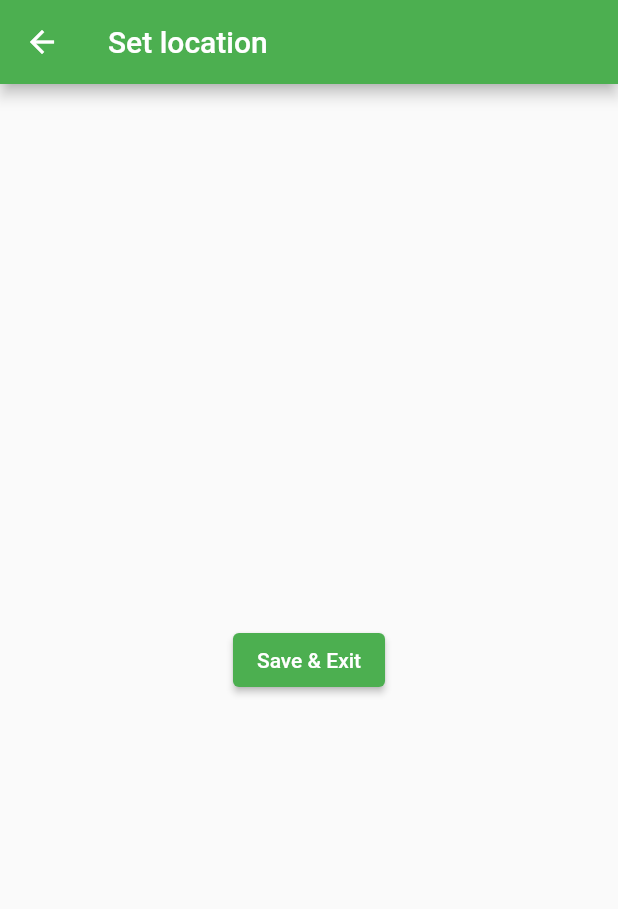
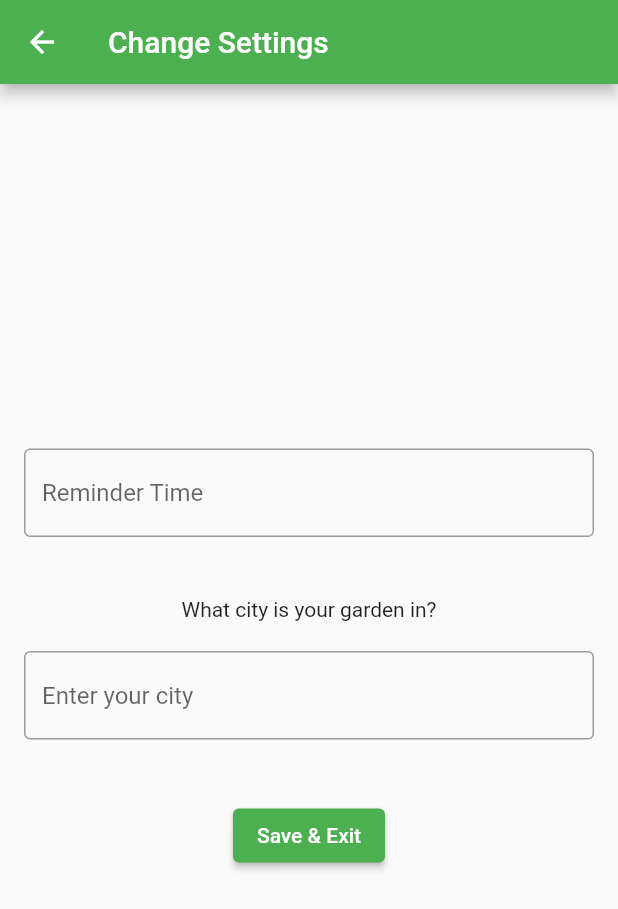
Before and after one commit to hintona/gardenBuddy, a Flutter app: the GeoScreen screen opened directly, on a phone screen of 412 x 824 dp. Shown: the top 909 px of the screen. Run offline on Flutter 3.47's test engine with Material 2 defaults, Android fonts, the phone set to English and light mode, and no system bars; drawn by our look-alikes of date_time_picker; our stand-ins replace weather; network calls fail.

Commit message:
Stuff changed

```diff
--- a/lib/screens/create_plant.dart
+++ b/lib/screens/create_plant.dart
@@ -215,7 +215,7 @@ class _CreatePlantState extends State<CreatePlant> {
                     widget.plants.add(newPlant);
                     newContents = jsonEncode(widget.plants);
                   }
-                  JsonWriter(newContents).writeToFile();
+                  JsonWriter(newContents, type:JsonType.Plants).writeToFile();
                 }
 
                 Navigator.pop(context);
--- a/lib/screens/geoScreen.dart
+++ b/lib/screens/geoScreen.dart
@@ -1,13 +1,5 @@
 import 'package:flutter/material.dart';
-import 'dart:async';
-import 'dart:math';
-
-import 'package:google_api_headers/google_api_headers.dart';
-import 'package:flutter/material.dart';
-import 'package:flutter_google_places/flutter_google_places.dart';
-import 'package:google_maps_webservice/places.dart';
-
-const kGoogleApiKey = "AIzaSyCRi9pl0B0bxUeDzZbmHkuJv6nZDjisGI4";
+import 'package:date_time_picker/date_time_picker.dart';
 
 class GeoScreen extends StatefulWidget {
   @override
@@ -19,17 +11,49 @@ class _GeoScreenState extends State<GeoScreen>{
   Widget build(BuildContext context) {
     return Scaffold(
       appBar: AppBar(
-        title: Text("Set location"),
+        title: Text("Change Settings"),
       ),
         body: Center(
+          child: SingleChildScrollView(
+            padding: EdgeInsets.all(16.0),
             child: Column(
               mainAxisAlignment: MainAxisAlignment.center,
               children: <Widget>[
+              DateTimePicker(
+                type: DateTimePickerType.time,
+                decoration: InputDecoration(
+                  border: OutlineInputBorder(
+                  ),
+                  hintText: 'Reminder Time'
+                ),
+                firstDate: DateTime(0),
+                lastDate: DateTime(24),
+                dateLabelText: 'Reminder Time',
+                onChanged: (val) => print(val),
+                validator: (val) {
+                  print(val);
+                  return null;
+                },
+                onSaved: (val) => print(val),
+              ),
+                SizedBox(height: 40),
+              Text("What city is your garden in?"),
+                SizedBox(height: 20),
+              TextFormField(
+                  decoration: InputDecoration(
+                    border: OutlineInputBorder(
+                    ),
+                    hintText: "Enter your city"
+                  ),
+
+              ),
+                SizedBox(height: 40),
               ElevatedButton(
                 child: Text("Save & Exit"),
                 onPressed: () => {Navigator.of(context).pop()},
                 ),
               ]
+            ),
           )
         ),
     );
--- a/lib/screens/home.dart
+++ b/lib/screens/home.dart
@@ -2,6 +2,7 @@ import 'dart:convert';
 import 'package:flutter/material.dart';
 import 'package:garden_buddy/plant.dart';
 import 'package:garden_buddy/screens/plant_view.dart';
+import 'package:garden_buddy/settings.dart';
 import 'create_plant.dart';
 import 'menu.dart';
 
@@ -121,7 +122,7 @@ class _MyHomePageState extends State<MyHomePage> {
           print(plantList[i].name+" watered");
           plantList[i].setLastWater(DateTime.now());
           String _changedPlants = jsonEncode(plantList);
-          JsonWriter(_changedPlants).writeToFile();
+          JsonWriter(_changedPlants, type:JsonType.Plants).writeToFile();
         }
       }
     }
--- a/lib/screens/menu.dart
+++ b/lib/screens/menu.dart
@@ -1,18 +1,27 @@
 import 'package:flutter/material.dart';
 import 'package:garden_buddy/plant.dart';
+import 'package:garden_buddy/settings.dart';
 import 'package:garden_buddy/weather.dart';
 
 import 'geoScreen.dart';
 
-class SideDrawer extends StatelessWidget {
+class SideDrawer extends StatefulWidget {
   final String _time = "12:00pm";
   final List<Plant> plants;
+
 
   SideDrawer({Key key,this.plants}):super(key : key);
 
   WeatherService ws;
   String currentWeather;
   String city;
+
+  @override
+  _SideDrawerState createState() => _SideDrawerState();
+}
+
+class _SideDrawerState extends State<SideDrawer>{
+
 
   @override
   Widget build(BuildContext context) {
@@ -29,6 +38,7 @@ class SideDrawer extends StatelessWidget {
             return CircularProgressIndicator();
           }
           if(snapshot.hasError){
+            print(snapshot.error);
             return Text("Uh-oh. Looks like something went wrong");
           }
           else{
@@ -37,7 +47,7 @@ class SideDrawer extends StatelessWidget {
                 DrawerHeader(
                   child: Center(
                     child: Text(
-                      "At your garden, the current weather is:\n"+currentWeather,
+                      "At your garden, the current weather is:\n"+widget.currentWeather,
                       textAlign: TextAlign.center,
                       style: TextStyle(color: Colors.white, fontSize: 20),
                     ),
@@ -46,7 +56,7 @@ class SideDrawer extends StatelessWidget {
                     color: Colors.green,
                   ),
                 ),
-                Text("Reminder Time: "+_time,
+                Text("Reminder Time: "+widget._time,
                     style: TextStyle(
                       fontSize: 18,
                     )
@@ -58,9 +68,16 @@ class SideDrawer extends StatelessWidget {
                         fontSize: 16,
                       )
                   ),
-                  onTap: () => {},
+                  onTap: () {
+                    Navigator.push(
+                      context,
+                      MaterialPageRoute(
+                        builder: (context) => GeoScreen(),
+                      ),
+                    );
+                  },
                 ),
-                Text("Location: "+city,
+                Text("Location: "+widget.city,
                     style: TextStyle(
                       fontSize: 18,
                     )
@@ -89,9 +106,9 @@ class SideDrawer extends StatelessWidget {
   }
 
   loadSettings() async{
-    ws = WeatherService();
-    currentWeather = await ws.getWeather();
-    city = ws.getLoc();
+    widget.ws = WeatherService(city: 'Sarasota');
+    widget.currentWeather = await widget.ws.getWeather();
+    widget.city = widget.ws.getLoc();
     return true;
   }
 
--- a/lib/screens/plant_edit.dart
+++ b/lib/screens/plant_edit.dart
@@ -198,7 +198,7 @@ class _EditPlantState extends State<EditPlant> {
                     ElevatedButton(
                       onPressed: () {
                         String _changedPlants = jsonEncode(widget.plants);
-                        JsonWriter(_changedPlants).writeToFile();
+                        JsonWriter(_changedPlants, type:JsonType.Plants).writeToFile();
                         Navigator.pop(context);
                       },
                       child: Text('Save changes'),
--- a/lib/screens/plant_view.dart
+++ b/lib/screens/plant_view.dart
@@ -92,7 +92,7 @@ class _ViewPlantState extends State<ViewPlant> {
                     });
                     widget.plants[widget.num].setLastWater(DateTime.now());
                     String _changedPlants = jsonEncode(widget.plants);
-                    JsonWriter(_changedPlants).writeToFile();
+                    JsonWriter(_changedPlants, type:JsonType.Plants).writeToFile();
                   },
                 ),
 
@@ -119,7 +119,7 @@ class _ViewPlantState extends State<ViewPlant> {
                   onPressed: () {
                     widget.plants.removeAt(widget.num);
                     String _changedPlants = jsonEncode(widget.plants);
-                    JsonWriter(_changedPlants).writeToFile();
+                    JsonWriter(_changedPlants, type:JsonType.Plants).writeToFile();
                     Navigator.pop(context);
                   },
                   child: Text('Delete plant'),
--- /dev/null
+++ b/lib/settings.dart
@@ -0,0 +1,33 @@
+import 'dart:convert';
+import 'package:flutter/widgets.dart';
+import 'dart:io';
+import 'package:path_provider/path_provider.dart';
+
+class Settings {
+  String cityName;
+  String time;
+
+  Settings({
+    @required this.cityName,
+    @required this.time,
+  });
+
+  static Settings fromJson(json) => Settings(
+    cityName: json['cityName'],
+    time: json['time']
+  );
+
+  Map toJson() => {
+    'cityName': cityName,
+    'time': time,
+  };
+
+  setCityName(String newName){
+    this.cityName = newName;
+  }
+
+  setTime(String newTime){
+    this.time = newTime;
+  }
+
+}
--- a/lib/weather.dart
+++ b/lib/weather.dart
@@ -1,35 +1,43 @@
+import 'package:garden_buddy/settings.dart';
 import 'package:weather/weather.dart';
 
 class WeatherService{
   final String APIKey = "f0cdf1719b29b1e61b4f76aeae28f0d9";
-  final String initCity = "Saratoga Springs";
+  final String initCity = "Sarasota";
   WeatherFactory wf;
   String city;
 
-  WeatherService(){
+  WeatherService({String city}) {
+    this.city = city;
     wf = new WeatherFactory(APIKey);
-    if(true){
-      city = initCity;
-    }
   }
 
   Future<double> getRain() async {
-    //here get users selected city
-    Weather w = await wf.currentWeatherByCityName(city);
+    Weather w;
+    if(city == null) {
+      w = await wf.currentWeatherByCityName(city);
+    }
+    else{ w = await wf.currentWeatherByCityName(initCity); }
     double rainfall = w.rainLastHour;
     print("from here: "+rainfall.toString());
     return rainfall;
   }
 
   Future<String> getWeather() async {
-    Weather w = await wf.currentWeatherByCityName(city);
+    Weather w;
+    if(city == null) {
+      w = await wf.currentWeatherByCityName(city);
+    }
+    else{ w = await wf.currentWeatherByCityName(initCity); }
     String weather = w.weatherDescription;
     return weather;
   }
 
   getLoc() {
-    return city;
+    if(city == null) {
+      return initCity;
+    }
+    else{ return city; }
   }
 
-
 }
--- a/pubspec.yaml
+++ b/pubspec.yaml
@@ -29,11 +29,7 @@ dependencies:
   # Use with the CupertinoIcons class for iOS style icons.
   cupertino_icons: ^1.0.2
   path_provider: ^2.0.1
-  flutter_google_places: ^0.2.8
-  google_api_headers: ^0.1.1+2
-  google_maps_webservice: ^0.0.19
-  rxdart: ^0.25.0
-  http: ^0.12.2
+  date_time_picker: ^1.1.1
 
 dev_dependencies:
   flutter_test:
```
Also changed, not shown: lib/plant.dart (+15 -10 lines), pubspec.lock. Lines whose indentation alone changed are shown as unchanged.
